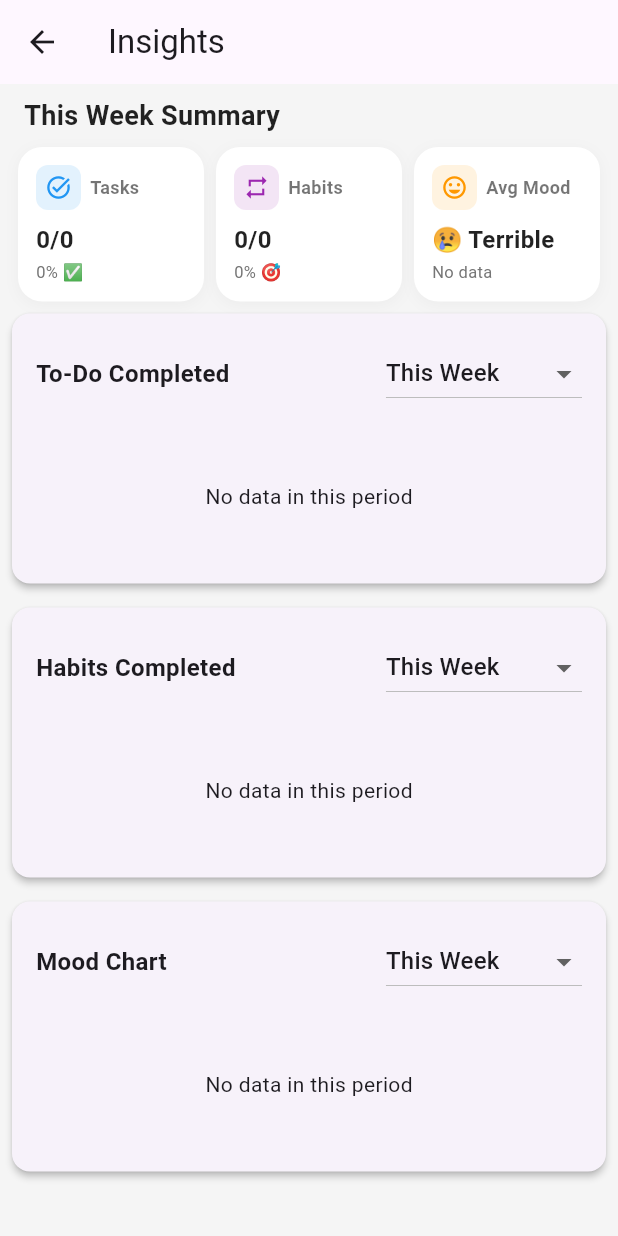
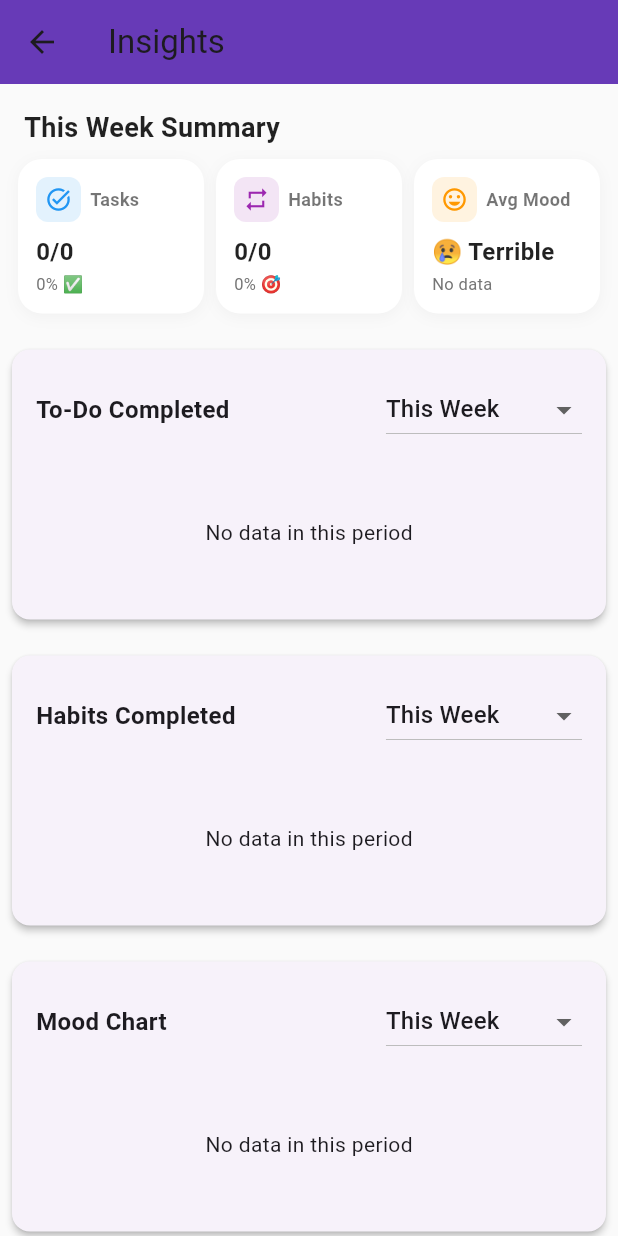
Before and after one commit to tranght0o/my_productivity_app, a Flutter app: the InsightScreen screen opened directly, on a phone screen of 412 x 824 dp. Run offline on Flutter 3.47's test engine with Material 3 defaults, Android fonts, the phone set to English and light mode, and no system bars; our stand-ins replace cloud_firestore, firebase_auth, firebase_core, fl_chart, month_picker_dialog, table_calendar; accounts and stored records are empty.

Commit message:
Improved Insight Screen Layout

```diff
--- a/lib/screens/insight/insight_screen.dart
+++ b/lib/screens/insight/insight_screen.dart
@@ -3,7 +3,6 @@ import 'widgets/todo_chart.dart';
 import 'widgets/habit_chart.dart';
 import 'widgets/mood_chart.dart';
 import 'widgets/insight_summary.dart';
-
 
 class InsightScreen extends StatelessWidget {
   const InsightScreen({super.key});
@@ -11,14 +10,23 @@ class InsightScreen extends StatelessWidget {
   @override
   Widget build(BuildContext context) {
     return Scaffold(
-      appBar: AppBar(title: const Text("Insights")),
+      appBar: AppBar(
+        title: const Text("Insights"),
+        backgroundColor: Colors.deepPurple,
+      ),
+      backgroundColor: Colors.grey.shade50,
       body: SingleChildScrollView(
         child: Column(
           children: const [
+            SizedBox(height: 8),
             InsightSummary(),
+            SizedBox(height: 16),
             TodoChart(),
+            SizedBox(height: 8),
             HabitChart(),
+            SizedBox(height: 8),
             MoodChart(),
+            SizedBox(height: 16),
           ],
         ),
       ),
```
